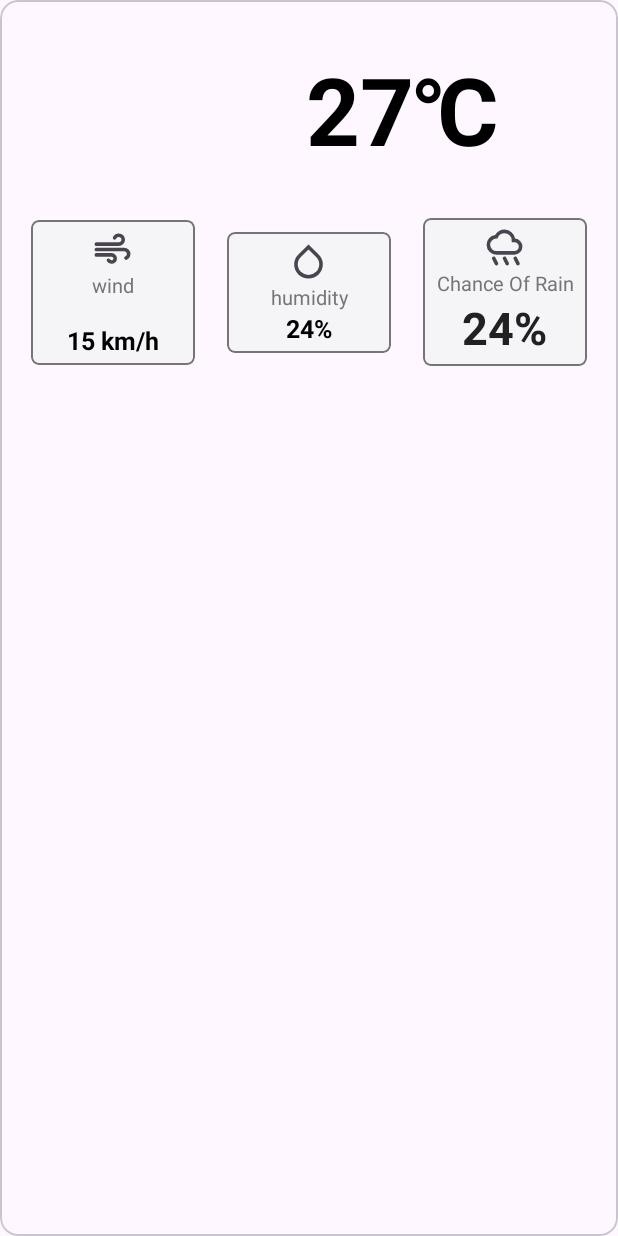
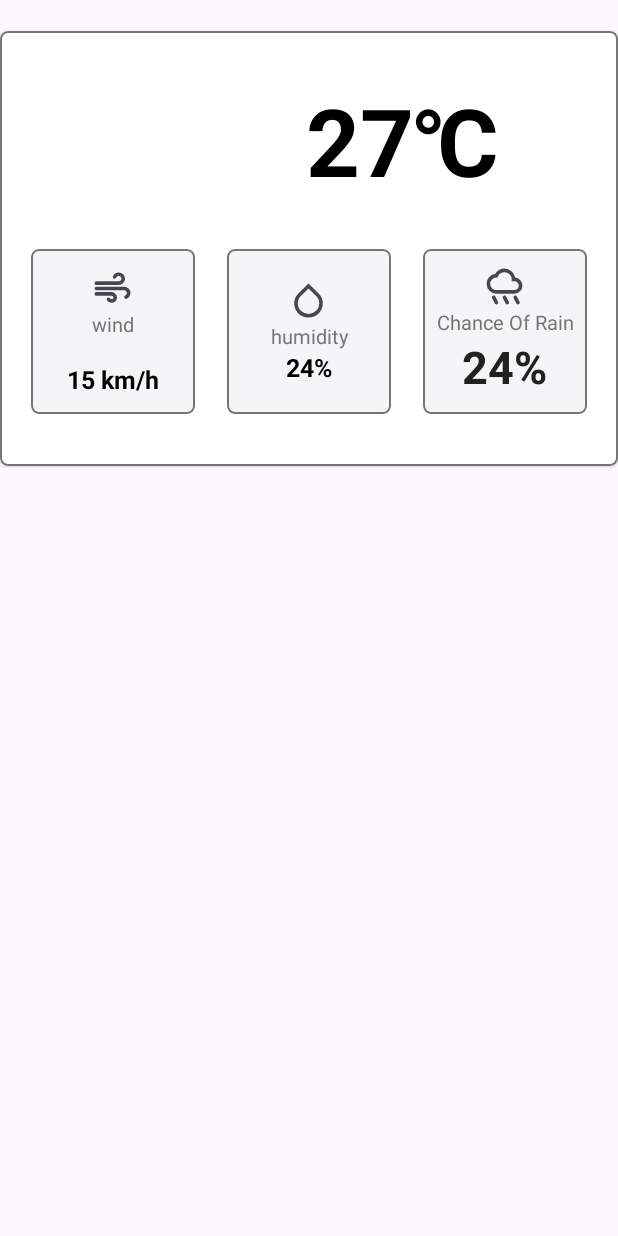
Before and after one commit to enzobortolozzoborges/MyClimate, an Android app: the layout item_container_current_weather.xml on its own in the app's theme, with its tools: preview values and no code run, on a phone screen of 412 x 824 dp. Run offline under Robolectric (Android 15) with nearby library versions, the phone set to English and light mode, and no system bars.

Commit message:
Weather Forecast

```diff
--- a/app/src/main/res/layout/fragment_home.xml
+++ b/app/src/main/res/layout/fragment_home.xml
@@ -4,6 +4,7 @@
     android:id="@+id/swipeRefreshLayout"
     android:layout_width="match_parent"
     android:layout_height="match_parent"
+    android:animateLayoutChanges="true"
     android:background="@color/cultured">
 
     <androidx.recyclerview.widget.RecyclerView
--- a/app/src/main/res/layout/item_container_current_weather.xml
+++ b/app/src/main/res/layout/item_container_current_weather.xml
@@ -2,15 +2,16 @@
 <com.google.android.material.card.MaterialCardView xmlns:android="http://schemas.android.com/apk/res/android"
     xmlns:tools="http://schemas.android.com/tools"
     android:layout_width="match_parent"
-    android:layout_height="match_parent"
+    android:layout_height="290dp"
     xmlns:app="http://schemas.android.com/apk/res-auto"
-    tools:ignore="ExtraText">
+    tools:ignore="ExtraText"
     android:layout_marginTop="@dimen/_16sdp"
+    android:layout_marginBottom="@dimen/_16sdp"
     app:cardBackgroundColor="@color/white"
     app:cardCornerRadius="@dimen/_4sdp"
-    app:cardElevation="0dp"
+    app:cardElevation="1dp"
     app:strokeColor="@color/sonic_silver"
-    app:strokeWidth="1dp">
+    app:strokeWidth="1dp" >
 
     <androidx.constraintlayout.widget.ConstraintLayout
         android:layout_width="match_parent"
@@ -41,7 +42,7 @@
             app:layout_constraintEnd_toEndOf="parent"
             app:layout_constraintStart_toEndOf="@id/imageIcon"
             app:layout_constraintTop_toTopOf="@id/imageIcon"
-            tools:text="27\u2103"/>
+            tools:text="27\u2103" />
 
         <com.google.android.material.card.MaterialCardView
             android:id="@+id/cardWind"
@@ -61,7 +62,7 @@
 
             <LinearLayout
                 android:layout_width="match_parent"
-                android:layout_height="match_parent"
+                android:layout_height="110dp"
                 android:gravity="center"
                 android:orientation="vertical"
                 android:padding="@dimen/_4sdp">
@@ -113,7 +114,7 @@
 
             <LinearLayout
                 android:layout_width="match_parent"
-                android:layout_height="match_parent"
+                android:layout_height="110dp"
                 android:gravity="center"
                 android:orientation="vertical"
                 android:padding="@dimen/_4sdp">
@@ -162,7 +163,7 @@
 
             <LinearLayout
                 android:layout_width="match_parent"
-                android:layout_height="match_parent"
+                android:layout_height="110dp"
                 android:gravity="center"
                 android:orientation="vertical"
                 android:padding="@dimen/_4sdp">
@@ -179,14 +180,15 @@
                     android:text="@string/chance_of_rain"
                     android:textColor="@color/sonic_silver"
                     android:textSize="@dimen/_10ssp" />
+
                 <androidx.appcompat.widget.AppCompatTextView
                     android:id="@+id/textChanceOfRain"
                     android:layout_width="wrap_content"
                     android:layout_height="wrap_content"
+                    android:text="24%"
                     android:textColor="@color/raising_black"
                     android:textSize="@dimen/_23ssp"
-                    android:textStyle="bold"
-                    android:text="24%" />
+                    android:textStyle="bold" />
 
             </LinearLayout>
 
```
Also changed, not shown: app/src/main/java/br/androidapp/myclimate/fragments/home/HomeFragment.kt (+37 -3 lines), app/src/main/java/br/androidapp/myclimate/fragments/home/HomeViewModel.kt (+27 -22 lines), app/src/main/java/br/androidapp/myclimate/fragments/home/WeatherDataAdapter.kt (+84 -26 lines).
